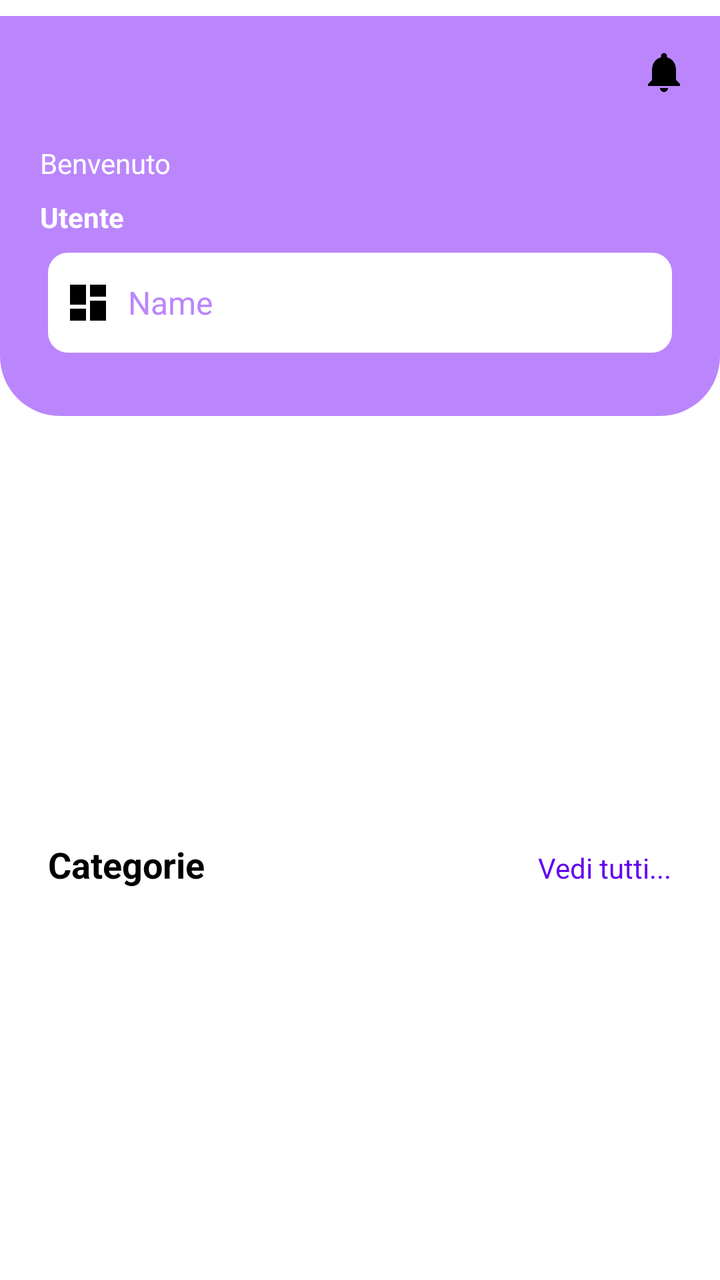
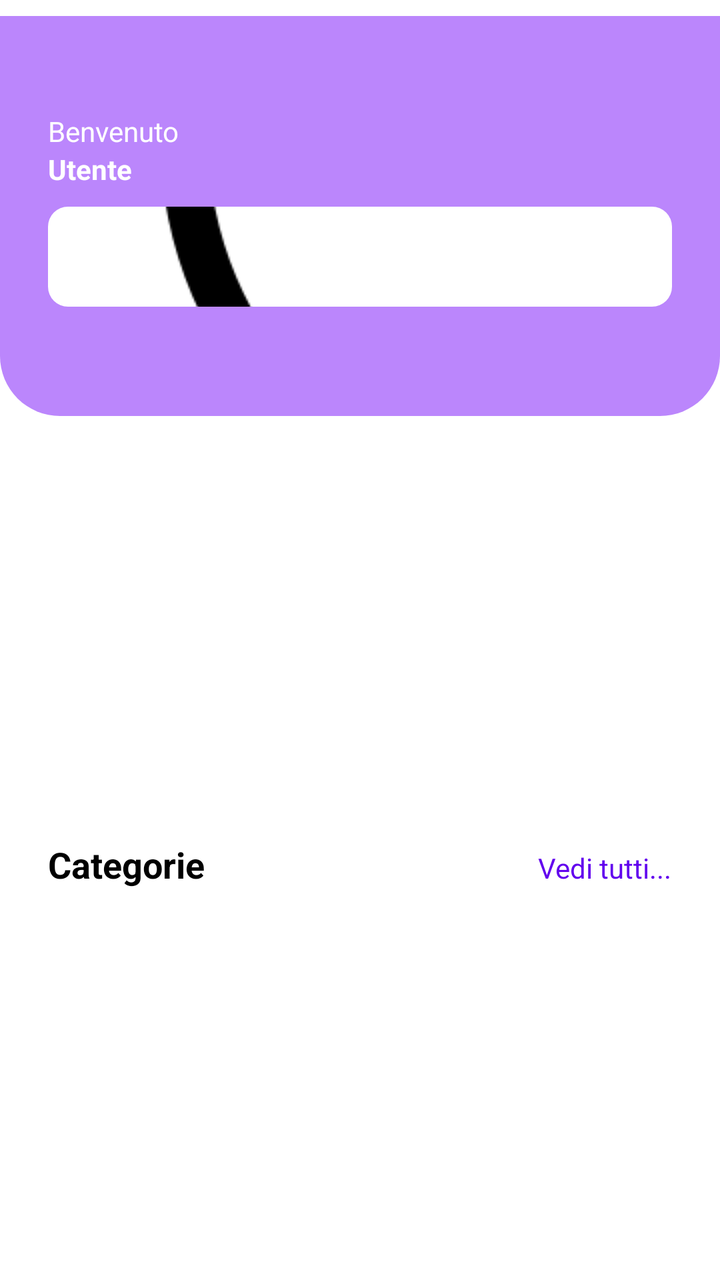

Two renders of the same Android screen: before a commit and after it. Below are the layout's source before the change and the commit's diff.
<!-- AndroidManifest.xml: application theme Theme.Kotlin -->
<!-- res/layout/activity_main.xml -->
<?xml version="1.0" encoding="utf-8"?>
<androidx.constraintlayout.widget.ConstraintLayout
    xmlns:android="http://schemas.android.com/apk/res/android"
    xmlns:app="http://schemas.android.com/apk/res-auto"
    xmlns:tools="http://schemas.android.com/tools"
    android:id="@+id/main"
    android:layout_width="match_parent"
    android:layout_height="match_parent"
    android:paddingTop="8dp"
    tools:context=".MainActivity">

    <ScrollView
        android:layout_width="match_parent"
        android:layout_height="match_parent"
        android:fillViewport="true">

        <LinearLayout
            android:layout_width="match_parent"
            android:layout_height="wrap_content"
            android:orientation="vertical"
            tools:layout_editor_absoluteX="0dp"
            tools:layout_editor_absoluteY="14dp">

            <LinearLayout
                android:layout_width="match_parent"
                android:layout_height="200dp"
                android:background="@drawable/purple_bg2"
                android:orientation="vertical">

                <androidx.constraintlayout.widget.ConstraintLayout
                    android:layout_width="match_parent"
                    android:layout_height="match_parent">

                    <TextView
                        android:id="@+id/textView4"
                        android:layout_width="wrap_content"
                        android:layout_height="wrap_content"
                        android:layout_marginStart="20dp"
                        android:layout_marginTop="64dp"
                        android:text="Benvenuto"
                        android:textColor="@color/white"
                        app:layout_constraintStart_toStartOf="parent"
                        app:layout_constraintTop_toTopOf="parent" />

                    <TextView
                        android:id="@+id/textView5"
                        android:layout_width="wrap_content"
                        android:layout_height="wrap_content"
                        android:layout_marginStart="20dp"
                        android:layout_marginTop="8dp"
                        android:text="Utente"
                        android:textColor="@color/white"
                        android:textStyle="bold"
                        app:layout_constraintStart_toStartOf="parent"
                        app:layout_constraintTop_toBottomOf="@id/textView4" />

                    <ImageView
                        android:id="@+id/imageView2"
                        android:layout_width="wrap_content"
                        android:layout_height="wrap_content"
                        android:layout_marginTop="16dp"
                        android:layout_marginEnd="16dp"
                        app:layout_constraintBottom_toBottomOf="parent"
                        app:layout_constraintEnd_toEndOf="parent"
                        app:layout_constraintTop_toTopOf="parent"
                        app:layout_constraintVertical_bias="0.0"
                        app:srcCompat="@drawable/ic_notifications_black_24dp" />

                </androidx.constraintlayout.widget.ConstraintLayout>

                <EditText
                    android:id="@+id/editTextText"
                    android:layout_width="match_parent"
                    android:layout_height="50dp"
                    android:layout_marginStart="24dp"
                    android:layout_marginEnd="24dp"
                    android:layout_marginTop="-82dp"
                    android:background="@drawable/white_bg"
                    android:drawableStart="@drawable/ic_dashboard_black_24dp"
                    android:drawablePadding="8dp"
                    android:ems="10"
                    android:hint="Cerca ..."
                    android:inputType="text"
                    android:padding="8dp"
                    android:text="Name"
                    android:textColor="@color/purple_200"
                    android:textSize="16dp" />

            </LinearLayout>

            <androidx.constraintlayout.widget.ConstraintLayout
                android:layout_width="match_parent"
                android:layout_height="180dp"
                android:layout_marginTop="16dp">

                <androidx.viewpager2.widget.ViewPager2
                    android:id="@+id/viewPager2"
                    android:layout_width="match_parent"
                    android:layout_height="160dp"
                    app:layout_constraintEnd_toEndOf="parent"
                    app:layout_constraintStart_toStartOf="parent"
                    app:layout_constraintTop_toTopOf="parent">

                </androidx.viewpager2.widget.ViewPager2>

                <ProgressBar
                    android:id="@+id/progressBar3"
                    style="?android:attr/progressBarStyle"
                    android:layout_width="wrap_content"
                    android:layout_height="wrap_content"
                    app:layout_constraintBottom_toBottomOf="parent"
                    app:layout_constraintEnd_toEndOf="parent"
                    app:layout_constraintStart_toStartOf="parent"
                    app:layout_constraintTop_toTopOf="parent"
                    />

            </androidx.constraintlayout.widget.ConstraintLayout>

            <LinearLayout
                android:layout_width="match_parent"
                android:layout_height="match_parent"
                android:orientation="horizontal"
                android:layout_marginStart="24dp"
                android:layout_marginEnd="24dp"
                android:layout_marginTop="16dp"
                >

                <TextView
                    android:id="@+id/textView7"
                    android:layout_width="wrap_content"
                    android:layout_height="wrap_content"
                    android:layout_weight="1"
                    android:text="Categorie"
                    android:textColor="@color/black"
                    android:textSize="18sp"
                    android:textStyle="bold"
                    />

                <TextView
                    android:id="@+id/textView6"
                    android:layout_width="wrap_content"
                    android:layout_height="wrap_content"
                    android:text="Vedi tutti..."
                    android:textColor="@color/purple_500"/>
            </LinearLayout>

            <androidx.constraintlayout.widget.ConstraintLayout
                android:id="@+id/viewCategory"
                android:layout_width="match_parent"
                android:layout_height="match_parent">

                <ProgressBar
                    android:id="@+id/progressBar"
                    style="?android:attr/progressBarStyle"
                    android:layout_width="wrap_content"
                    android:layout_height="wrap_content"
                    app:layout_constraintBottom_toBottomOf="parent"
                    app:layout_constraintEnd_toEndOf="parent"
                    app:layout_constraintStart_toStartOf="parent"
                    app:layout_constraintTop_toTopOf="parent"/>

                <androidx.recyclerview.widget.RecyclerView
                    android:layout_width="match_parent"
                    android:layout_height="match_parent"
                    android:clipToPadding="false"
                    android:paddingStart="16dp"
                    android:paddingEnd="16dp"
                    app:layout_constraintBottom_toBottomOf="parent"
                    app:layout_constraintEnd_toEndOf="parent"
                    app:layout_constraintStart_toStartOf="parent"
                    app:layout_constraintTop_toTopOf="parent" />
            </androidx.constraintlayout.widget.ConstraintLayout>




        </LinearLayout>
    </ScrollView>
</androidx.constraintlayout.widget.ConstraintLayout>
<!-- resources referenced by this layout -->
<resources>
  <color name="black">#FF000000</color>
  <color name="purple_200">#FFBB86FC</color>
  <color name="purple_500">#FF6200EE</color>
  <color name="white">#FFFFFFFF</color>
  <!-- drawable ic_dashboard_black_24dp (drawable) -->
  <vector xmlns:android="http://schemas.android.com/apk/res/android"
      android:width="24dp"
      android:height="24dp"
      android:viewportWidth="24.0"
      android:viewportHeight="24.0">
      <path
          android:fillColor="#FF000000"
          android:pathData="M3,13h8L11,3L3,3v10zM3,21h8v-6L3,15v6zM13,21h8L21,11h-8v10zM13,3v6h8L21,3h-8z" />
  </vector>
  <!-- drawable ic_notifications_black_24dp (drawable) -->
  <vector xmlns:android="http://schemas.android.com/apk/res/android"
      android:width="24dp"
      android:height="24dp"
      android:viewportWidth="24.0"
      android:viewportHeight="24.0">
      <path
          android:fillColor="#FF000000"
          android:pathData="M12,22c1.1,0 2,-0.9 2,-2h-4c0,1.1 0.89,2 2,2zM18,16v-5c0,-3.07 -1.64,-5.64 -4.5,-6.32L13.5,4c0,-0.83 -0.67,-1.5 -1.5,-1.5s-1.5,0.67 -1.5,1.5v0.68C7.63,5.36 6,7.92 6,11v5l-2,2v1h16v-1l-2,-2z" />
  </vector>
  <!-- drawable purple_bg2 (drawable) -->
  <?xml version="1.0" encoding="utf-8"?>
  <selector xmlns:android="http://schemas.android.com/apk/res/android">
  <item>
      <shape android:shape="rectangle">
          <solid android:color="@color/purple_200"/>
          <corners android:bottomLeftRadius="30dp" android:bottomRightRadius="30dp"/>
      </shape>
  </item>
  </selector>
  <!-- drawable white_bg (drawable) -->
  <?xml version="1.0" encoding="utf-8"?>
  <selector xmlns:android="http://schemas.android.com/apk/res/android">
      <item>
          <shape android:shape="rectangle">
              <solid android:color="@color/white"/>
              <corners android:radius="10dp"/>
          </shape>
      </item>
  </selector>
  <style name="Theme.Kotlin" parent="Theme.MaterialComponents.Light.NoActionBar">
          
          <item name="colorPrimary">@color/purple_500</item>
          <item name="colorPrimaryVariant">@color/purple_700</item>
          <item name="colorOnPrimary">@color/white</item>
          
          <item name="colorSecondary">@color/teal_200</item>
          <item name="colorSecondaryVariant">@color/teal_700</item>
          <item name="colorOnSecondary">@color/black</item>
          
          <item name="android:statusBarColor">?attr/colorPrimaryVariant</item>
          
          <item name="android:windowTranslucentNavigation">true</item>
      </style>
  <color name="purple_700">#FF3700B3</color>
  <color name="teal_200">#FF03DAC5</color>
  <color name="teal_700">#FF018786</color>
</resources>

<!-- the commit's change to res/layout/activity_main.xml (unified diff, before → after) -->
@@ -29,14 +29,15 @@
 
                 <androidx.constraintlayout.widget.ConstraintLayout
                     android:layout_width="match_parent"
-                    android:layout_height="match_parent">
+                    android:layout_height="match_parent"
+                    android:layout_marginStart="24dp"
+                    android:layout_marginTop="48dp"
+                    android:layout_marginEnd="24dp">
 
                     <TextView
                         android:id="@+id/textView4"
                         android:layout_width="wrap_content"
                         android:layout_height="wrap_content"
-                        android:layout_marginStart="20dp"
-                        android:layout_marginTop="64dp"
                         android:text="Benvenuto"
                         android:textColor="@color/white"
                         app:layout_constraintStart_toStartOf="parent"
@@ -46,12 +47,10 @@
                         android:id="@+id/textView5"
                         android:layout_width="wrap_content"
                         android:layout_height="wrap_content"
-                        android:layout_marginStart="20dp"
-                        android:layout_marginTop="8dp"
                         android:text="Utente"
                         android:textColor="@color/white"
                         android:textStyle="bold"
-                        app:layout_constraintStart_toStartOf="parent"
+                        app:layout_constraintStart_toStartOf="@id/textView4"
                         app:layout_constraintTop_toBottomOf="@id/textView4" />
 
                     <ImageView
@@ -63,9 +62,30 @@
                         app:layout_constraintBottom_toBottomOf="parent"
                         app:layout_constraintEnd_toEndOf="parent"
                         app:layout_constraintTop_toTopOf="parent"
-                        app:layout_constraintVertical_bias="0.0"
                         app:srcCompat="@drawable/ic_notifications_black_24dp" />
 
+                    <ImageView
+                        android:id="@+id/imageView3"
+                        android:layout_width="25dp"
+                        android:layout_height="13dp"
+                        app:layout_constraintBottom_toBottomOf="@id/imageView2"
+                        app:layout_constraintEnd_toEndOf="@id/imageView2"
+                        app:layout_constraintStart_toStartOf="@id/imageView2"
+                        app:layout_constraintTop_toTopOf="@id/imageView2"
+                        app:srcCompat="@drawable/red_circle" />
+
+                    <TextView
+                        android:id="@+id/textView6"
+                        android:layout_width="wrap_content"
+                        android:layout_height="wrap_content"
+                        android:text="1"
+                        android:textColor="@color/white"
+                        android:textSize="12sp"
+                        app:layout_constraintEnd_toEndOf="@id/imageView3"
+                        app:layout_constraintHorizontal_bias="0.0"
+                        app:layout_constraintStart_toStartOf="@id/imageView3"
+                        app:layout_constraintTop_toBottomOf="@id/imageView3"
+                        app:layout_constraintTop_toTopOf="@id/imageView3" />
                 </androidx.constraintlayout.widget.ConstraintLayout>
 
                 <EditText
@@ -74,9 +94,9 @@
                     android:layout_height="50dp"
                     android:layout_marginStart="24dp"
                     android:layout_marginEnd="24dp"
-                    android:layout_marginTop="-82dp"
+                    android:layout_marginTop="-105dp"
                     android:background="@drawable/white_bg"
-                    android:drawableStart="@drawable/ic_dashboard_black_24dp"
+                    android:drawableStart="@drawable/search_icon"
                     android:drawablePadding="8dp"
                     android:ems="10"
                     android:hint="Cerca ..."
@@ -126,7 +146,7 @@
                 >
 
                 <TextView
-                    android:id="@+id/textView7"
+                    android:id="@+id/textView8"
                     android:layout_width="wrap_content"
                     android:layout_height="wrap_content"
                     android:layout_weight="1"
@@ -137,7 +157,7 @@
                     />
 
                 <TextView
-                    android:id="@+id/textView6"
+                    android:id="@+id/textView7"
                     android:layout_width="wrap_content"
                     android:layout_height="wrap_content"
                     android:text="Vedi tutti..."
<!-- resource entries referenced after the edit -->
@@ -4,16 +4,6 @@
   <color name="purple_200">#FFBB86FC</color>
   <color name="purple_500">#FF6200EE</color>
   <color name="white">#FFFFFFFF</color>
-  <!-- drawable ic_dashboard_black_24dp (drawable) -->
-  <vector xmlns:android="http://schemas.android.com/apk/res/android"
-      android:width="24dp"
-      android:height="24dp"
-      android:viewportWidth="24.0"
-      android:viewportHeight="24.0">
-      <path
-          android:fillColor="#FF000000"
-          android:pathData="M3,13h8L11,3L3,3v10zM3,21h8v-6L3,15v6zM13,21h8L21,11h-8v10zM13,3v6h8L21,3h-8z" />
-  </vector>
   <!-- drawable ic_notifications_black_24dp (drawable) -->
   <vector xmlns:android="http://schemas.android.com/apk/res/android"
       android:width="24dp"
@@ -34,6 +24,8 @@
       </shape>
   </item>
   </selector>
+  <!-- drawable red_circle: png bitmap (drawable, 62181 bytes) -->
+  <!-- drawable search_icon: png bitmap (drawable, 12228 bytes) -->
   <!-- drawable white_bg (drawable) -->
   <?xml version="1.0" encoding="utf-8"?>
   <selector xmlns:android="http://schemas.android.com/apk/res/android">
